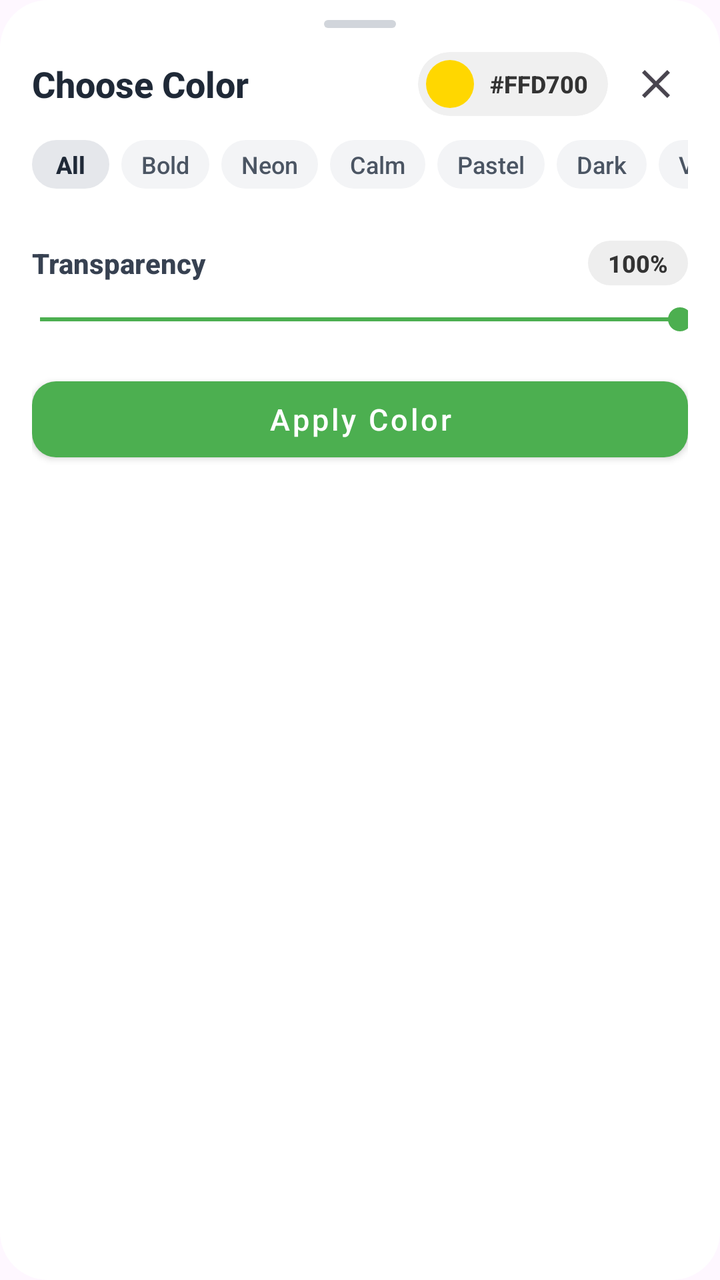
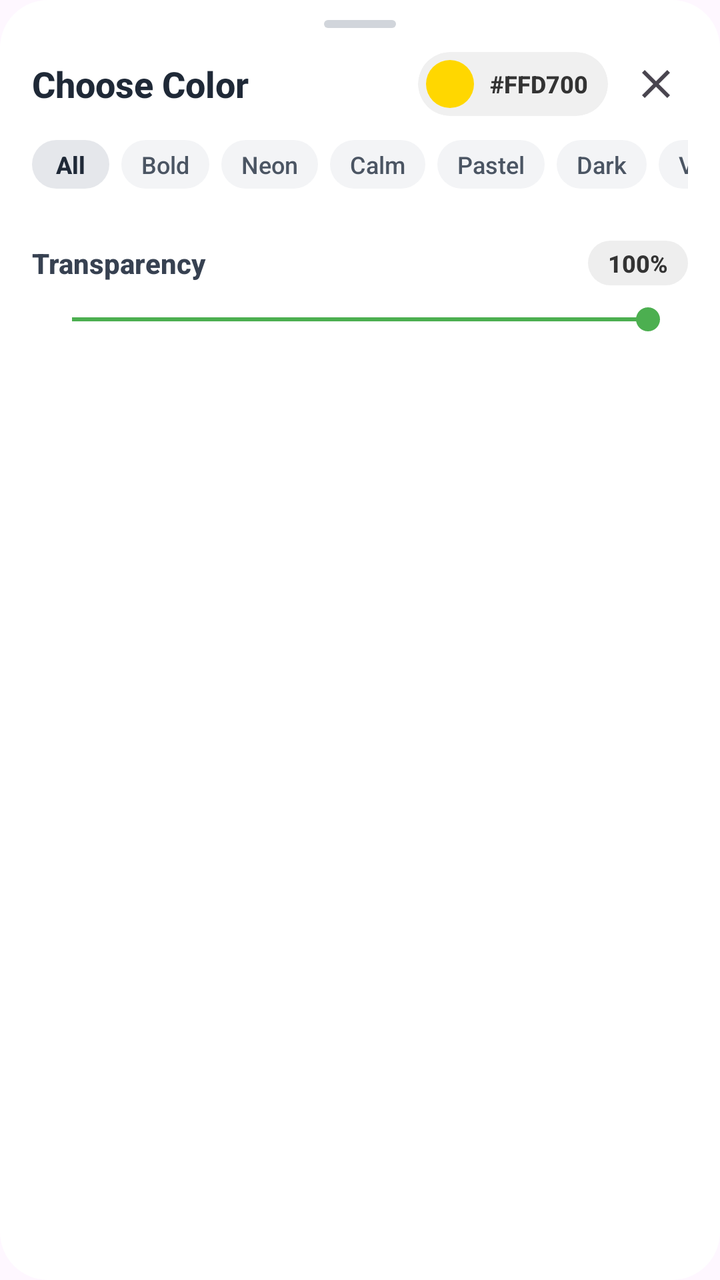

The first picture is an Android layout as it rendered before a commit; the second is the same layout after the commit. The layout source and the unified diff follow.
<!-- AndroidManifest.xml: another module's application theme Theme.DialogHub -->
<!-- res/layout/dialog_color_picker.xml -->
<?xml version="1.0" encoding="utf-8"?>
<LinearLayout xmlns:android="http://schemas.android.com/apk/res/android"
    xmlns:app="http://schemas.android.com/apk/res-auto"
    xmlns:tools="http://schemas.android.com/tools"
    android:layout_width="match_parent"
    android:layout_height="wrap_content"
    android:layout_gravity="center"
    android:background="@drawable/rounded_background"
    android:orientation="vertical"
    android:paddingStart="16dp"
    android:paddingEnd="16dp"
    android:paddingBottom="20dp">

    
    <View
        android:id="@+id/dragHandle"
        android:layout_width="36dp"
        android:layout_height="4dp"
        android:layout_gravity="center_horizontal"
        android:layout_marginTop="10dp"
        android:layout_marginBottom="4dp"
        android:background="@drawable/bg_drag_handle" />

    
    <LinearLayout
        android:layout_width="match_parent"
        android:layout_height="wrap_content"
        android:gravity="center_vertical"
        android:paddingTop="8dp"
        android:paddingBottom="10dp">

        <TextView
            android:layout_width="0dp"
            android:layout_height="wrap_content"
            android:layout_weight="1"
            android:fontFamily="sans-serif-medium"
            android:text="@string/choose_color"
            android:textColor="#1F2937"
            android:textSize="18sp"
            android:textStyle="bold" />

        
        <androidx.cardview.widget.CardView
            android:layout_width="wrap_content"
            android:layout_height="32dp"
            android:layout_marginEnd="8dp"
            app:cardBackgroundColor="#F0F0F0"
            app:cardCornerRadius="16dp"
            app:cardElevation="0dp">

            <LinearLayout
                android:layout_width="wrap_content"
                android:layout_height="match_parent"
                android:gravity="center_vertical"
                android:orientation="horizontal"
                android:paddingStart="4dp"
                android:paddingEnd="10dp">

                <androidx.cardview.widget.CardView
                    android:layout_width="24dp"
                    android:layout_height="24dp"
                    app:cardCornerRadius="12dp"
                    app:cardElevation="0dp">

                    <View
                        android:id="@+id/viewSelectedColorPreview"
                        android:layout_width="match_parent"
                        android:layout_height="match_parent"
                        android:background="#FFD700" />
                </androidx.cardview.widget.CardView>

                <TextView
                    android:id="@+id/tvHexCode"
                    android:layout_width="wrap_content"
                    android:layout_height="wrap_content"
                    android:layout_marginStart="8dp"
                    android:fontFamily="sans-serif-medium"
                    android:text="#FFD700"
                    android:textColor="#333333"
                    android:textSize="12sp"
                    android:textStyle="bold" />
            </LinearLayout>
        </androidx.cardview.widget.CardView>

        <ImageButton
            android:id="@+id/btnClose"
            android:layout_width="32dp"
            android:layout_height="32dp"
            android:background="?actionBarItemBackground"
            android:contentDescription="Close"
            android:src="@drawable/ic_close" />
    </LinearLayout>

    
    <HorizontalScrollView
        android:id="@+id/hsvMoodPalettes"
        android:layout_width="match_parent"
        android:layout_height="wrap_content"
        android:layout_marginTop="2dp"
        android:layout_marginBottom="6dp"
        android:overScrollMode="never"
        android:scrollbars="none">

        <LinearLayout
            android:layout_width="wrap_content"
            android:layout_height="wrap_content"
            android:orientation="horizontal">

            <TextView
                android:id="@+id/chipPaletteAll"
                android:layout_width="wrap_content"
                android:layout_height="wrap_content"
                android:background="@drawable/rounded_background"
                android:backgroundTint="#E5E7EB"
                android:fontFamily="sans-serif-medium"
                android:paddingStart="12dp"
                android:paddingTop="4dp"
                android:paddingEnd="12dp"
                android:paddingBottom="4dp"
                android:text="All"
                android:textColor="#1F2937"
                android:textSize="12sp"
                android:textStyle="bold" />

            <TextView
                android:id="@+id/chipPaletteBold"
                android:layout_width="wrap_content"
                android:layout_height="wrap_content"
                android:layout_marginStart="6dp"
                android:background="@drawable/rounded_background"
                android:backgroundTint="#F3F4F6"
                android:fontFamily="sans-serif-medium"
                android:paddingStart="10dp"
                android:paddingTop="4dp"
                android:paddingEnd="10dp"
                android:paddingBottom="4dp"
                android:text="Bold"
                android:textColor="#4B5563"
                android:textSize="12sp" />

            <TextView
                android:id="@+id/chipPaletteNeon"
                android:layout_width="wrap_content"
                android:layout_height="wrap_content"
                android:layout_marginStart="6dp"
                android:background="@drawable/rounded_background"
                android:backgroundTint="#F3F4F6"
                android:fontFamily="sans-serif-medium"
                android:paddingStart="10dp"
                android:paddingTop="4dp"
                android:paddingEnd="10dp"
                android:paddingBottom="4dp"
                android:text="Neon"
                android:textColor="#4B5563"
                android:textSize="12sp" />

            <TextView
                android:id="@+id/chipPaletteCalm"
                android:layout_width="wrap_content"
                android:layout_height="wrap_content"
                android:layout_marginStart="6dp"
                android:background="@drawable/rounded_background"
                android:backgroundTint="#F3F4F6"
                android:fontFamily="sans-serif-medium"
                android:paddingStart="10dp"
                android:paddingTop="4dp"
                android:paddingEnd="10dp"
                android:paddingBottom="4dp"
                android:text="Calm"
                android:textColor="#4B5563"
                android:textSize="12sp" />

            <TextView
                android:id="@+id/chipPalettePastel"
                android:layout_width="wrap_content"
                android:layout_height="wrap_content"
                android:layout_marginStart="6dp"
                android:background="@drawable/rounded_background"
                android:backgroundTint="#F3F4F6"
                android:fontFamily="sans-serif-medium"
                android:paddingStart="10dp"
                android:paddingTop="4dp"
                android:paddingEnd="10dp"
                android:paddingBottom="4dp"
                android:text="Pastel"
                android:textColor="#4B5563"
                android:textSize="12sp" />

            <TextView
                android:id="@+id/chipPaletteDark"
                android:layout_width="wrap_content"
                android:layout_height="wrap_content"
                android:layout_marginStart="6dp"
                android:background="@drawable/rounded_background"
                android:backgroundTint="#F3F4F6"
                android:fontFamily="sans-serif-medium"
                android:paddingStart="10dp"
                android:paddingTop="4dp"
                android:paddingEnd="10dp"
                android:paddingBottom="4dp"
                android:text="Dark"
                android:textColor="#4B5563"
                android:textSize="12sp" />

            <TextView
                android:id="@+id/chipPaletteVintage"
                android:layout_width="wrap_content"
                android:layout_height="wrap_content"
                android:layout_marginStart="6dp"
                android:background="@drawable/rounded_background"
                android:backgroundTint="#F3F4F6"
                android:fontFamily="sans-serif-medium"
                android:paddingStart="10dp"
                android:paddingTop="4dp"
                android:paddingEnd="10dp"
                android:paddingBottom="4dp"
                android:text="Vintage"
                android:textColor="#4B5563"
                android:textSize="12sp" />
        </LinearLayout>
    </HorizontalScrollView>

    
    <androidx.recyclerview.widget.RecyclerView
        android:id="@+id/colorRecyclerView"
        android:layout_width="match_parent"
        android:layout_height="wrap_content"
        android:layout_marginTop="4dp"
        android:layout_marginBottom="10dp"
        tools:listitem="@layout/item_color" />

    
    <LinearLayout
        android:layout_width="match_parent"
        android:layout_height="wrap_content"
        android:gravity="center_vertical"
        android:orientation="horizontal"
        android:paddingTop="6dp">

        <TextView
            android:layout_width="0dp"
            android:layout_height="wrap_content"
            android:layout_weight="1"
            android:fontFamily="sans-serif-medium"
            android:text="@string/transparency"
            android:textColor="#374151"
            android:textSize="14sp"
            android:textStyle="bold" />

        <TextView
            android:id="@+id/tvOpacityValue"
            android:layout_width="wrap_content"
            android:layout_height="wrap_content"
            android:background="@drawable/rounded_background"
            android:backgroundTint="#EEEEEE"
            android:fontFamily="sans-serif-medium"
            android:paddingStart="10dp"
            android:paddingTop="3dp"
            android:paddingEnd="10dp"
            android:paddingBottom="3dp"
            android:text="100%"
            android:textColor="#333333"
            android:textSize="12sp"
            android:textStyle="bold" />
    </LinearLayout>

    
    <SeekBar
        android:id="@+id/transparencySeekBar"
        android:layout_width="match_parent"
        android:layout_height="wrap_content"
        android:layout_marginTop="8dp"
        android:max="225"
        android:paddingStart="4dp"
        android:paddingEnd="4dp"
        android:progress="225"
        android:progressTint="?attr/colorPrimary"
        android:thumbTint="?attr/colorPrimary" />

    
    <com.google.android.material.button.MaterialButton
        android:id="@+id/btnApplyColor"
        style="@style/Widget.MaterialComponents.Button"
        android:layout_width="match_parent"
        android:layout_height="50dp"
        android:layout_marginTop="16dp"
        android:text="Apply Color"
        android:textAllCaps="false"
        android:textSize="15sp"
        app:cornerRadius="12dp" />

</LinearLayout>
<!-- res/layout/item_color.xml (included above) -->
<?xml version="1.0" encoding="utf-8"?>
<androidx.cardview.widget.CardView xmlns:android="http://schemas.android.com/apk/res/android"
    xmlns:app="http://schemas.android.com/apk/res-auto"
    android:id="@+id/cardView"
    android:layout_width="44dp"
    android:layout_height="44dp"
    android:layout_gravity="center"
    android:layout_margin="6dp"
    app:cardBackgroundColor="#E0E0E0"
    app:cardCornerRadius="22dp"
    app:cardElevation="2dp"
    app:cardMaxElevation="4dp"
    app:cardPreventCornerOverlap="false">

    <FrameLayout
        android:layout_width="match_parent"
        android:layout_height="match_parent">

        <View
            android:id="@+id/colorView"
            android:layout_width="match_parent"
            android:layout_height="match_parent" />

        <ImageView
            android:id="@+id/selectedCheck"
            android:layout_width="20dp"
            android:layout_height="20dp"
            android:layout_gravity="center"
            android:contentDescription="@null"
            android:src="@drawable/ic_check"
            android:visibility="gone"
            app:tint="#FFFFFF" />

        <View
            android:id="@+id/selectedOverlay"
            android:layout_width="match_parent"
            android:layout_height="match_parent"
            android:background="@drawable/selected_border_circle"
            android:visibility="gone" />
    </FrameLayout>

</androidx.cardview.widget.CardView>
<!-- resources referenced by this layout -->
<resources>
  <!-- drawable bg_drag_handle (drawable) -->
  ﻿<?xml version="1.0" encoding="utf-8"?>
  <shape xmlns:android="http://schemas.android.com/apk/res/android"
      android:shape="rectangle">
      <solid android:color="#D1D5DB" />
      <corners android:radius="3dp" />
  </shape>
  <!-- drawable ic_check (drawable) -->
  <vector xmlns:android="http://schemas.android.com/apk/res/android"
      android:width="24dp"
      android:height="24dp"
      android:viewportWidth="24"
      android:viewportHeight="24">
      <path
          android:fillColor="#FFFFFF"
          android:pathData="M9,16.17L4.83,12l-1.42,1.41L9,19 21,7l-1.41,-1.41z"/>
  </vector>
  <!-- drawable ic_close (drawable) -->
  ﻿<vector xmlns:android="http://schemas.android.com/apk/res/android"
      android:width="24dp"
      android:height="24dp"
      android:viewportWidth="24"
      android:viewportHeight="24"
      android:tint="?attr/colorControlNormal">
    <path
        android:fillColor="@android:color/white"
        android:pathData="M19,6.41L17.59,5 12,10.59 6.41,5 5,6.41 10.59,12 5,17.59 6.41,19 12,13.41 17.59,19 19,17.59 13.41,12z"/>
  </vector>
  <!-- drawable rounded_background (drawable) -->
  <?xml version="1.0" encoding="utf-8"?>
  <shape xmlns:android="http://schemas.android.com/apk/res/android"
      android:shape="rectangle">
      <solid android:color="#FFFFFF" />
      <corners android:radius="24dp" />
  </shape>
  <!-- drawable selected_border_circle (drawable) -->
  <?xml version="1.0" encoding="utf-8"?>
  <shape xmlns:android="http://schemas.android.com/apk/res/android"
      android:shape="oval">
      <stroke
          android:width="3dp"
          android:color="#212121" />
      <solid android:color="@android:color/transparent" />
  </shape>
  <string name="choose_color">Choose Color</string>
  <string name="transparency">Transparency</string>
  <style name="Theme.DialogHub" parent="Base.Theme.DialogHub" />
  <style name="Base.Theme.DialogHub" parent="Theme.Material3.DayNight.NoActionBar">
          <item name="colorPrimary">#4CAF50</item>
      </style>
</resources>

<!-- the commit's change to res/layout/dialog_color_picker.xml (unified diff, before → after) -->
@@ -269,25 +269,16 @@
         android:id="@+id/transparencySeekBar"
         android:layout_width="match_parent"
         android:layout_height="wrap_content"
+        android:layout_marginStart="4dp"
         android:layout_marginTop="8dp"
+        android:layout_marginEnd="4dp"
         android:max="225"
-        android:paddingStart="4dp"
-        android:paddingEnd="4dp"
+        android:paddingStart="16dp"
+        android:paddingEnd="16dp"
         android:progress="225"
         android:progressTint="?attr/colorPrimary"
+        android:splitTrack="false"
         android:thumbTint="?attr/colorPrimary" />
-
-    
-    <com.google.android.material.button.MaterialButton
-        android:id="@+id/btnApplyColor"
-        style="@style/Widget.MaterialComponents.Button"
-        android:layout_width="match_parent"
-        android:layout_height="50dp"
-        android:layout_marginTop="16dp"
-        android:text="Apply Color"
-        android:textAllCaps="false"
-        android:textSize="15sp"
-        app:cornerRadius="12dp" />
 
 </LinearLayout>
 <!-- res/layout/item_color.xml (included above) -->
@@ -324,6 +315,17 @@
             android:visibility="gone"
             app:tint="#FFFFFF" />
 
+        <ImageView
+            android:id="@+id/ivColorLockBadge"
+            android:layout_width="16dp"
+            android:layout_height="16dp"
+            android:layout_gravity="top|end"
+            android:background="@drawable/bg_lock_badge"
+            android:contentDescription="Locked"
+            android:padding="2dp"
+            android:src="@drawable/ic_lock_badge"
+            android:visibility="gone" />
+
         <View
             android:id="@+id/selectedOverlay"
             android:layout_width="match_parent"
<!-- resource entries referenced after the edit -->
@@ -6,6 +6,15 @@
       android:shape="rectangle">
       <solid android:color="#D1D5DB" />
       <corners android:radius="3dp" />
+  </shape>
+  <!-- drawable bg_lock_badge (drawable) -->
+  <?xml version="1.0" encoding="utf-8"?>
+  <shape xmlns:android="http://schemas.android.com/apk/res/android"
+      android:shape="oval">
+      <solid android:color="#FEF3C7" />
+      <stroke
+          android:width="1dp"
+          android:color="#FCD34D" />
   </shape>
   <!-- drawable ic_check (drawable) -->
   <vector xmlns:android="http://schemas.android.com/apk/res/android"
@@ -27,6 +36,16 @@
     <path
         android:fillColor="@android:color/white"
         android:pathData="M19,6.41L17.59,5 12,10.59 6.41,5 5,6.41 10.59,12 5,17.59 6.41,19 12,13.41 17.59,19 19,17.59 13.41,12z"/>
+  </vector>
+  <!-- drawable ic_lock_badge (drawable) -->
+  <vector xmlns:android="http://schemas.android.com/apk/res/android"
+      android:width="16dp"
+      android:height="16dp"
+      android:viewportWidth="24"
+      android:viewportHeight="24">
+    <path
+        android:fillColor="#F59E0B"
+        android:pathData="M18,8h-1L17,6c0,-2.76 -2.24,-5 -5,-5S7,3.24 7,6v2L6,8c-1.1,0 -2,0.9 -2,2v10c0,1.1 0.9,2 2,2h12c1.1,0 2,-0.9 2,-2L20,10c0,-1.1 -0.9,-2 -2,-2zM9,6c0,-1.66 1.34,-3 3,-3s3,1.34 3,3v2L9,8L9,6zM12,17c-1.1,0 -2,-0.9 -2,-2s0.9,-2 2,-2 2,0.9 2,2 -0.9,2 -2,2z"/>
   </vector>
   <!-- drawable rounded_background (drawable) -->
   <?xml version="1.0" encoding="utf-8"?>
